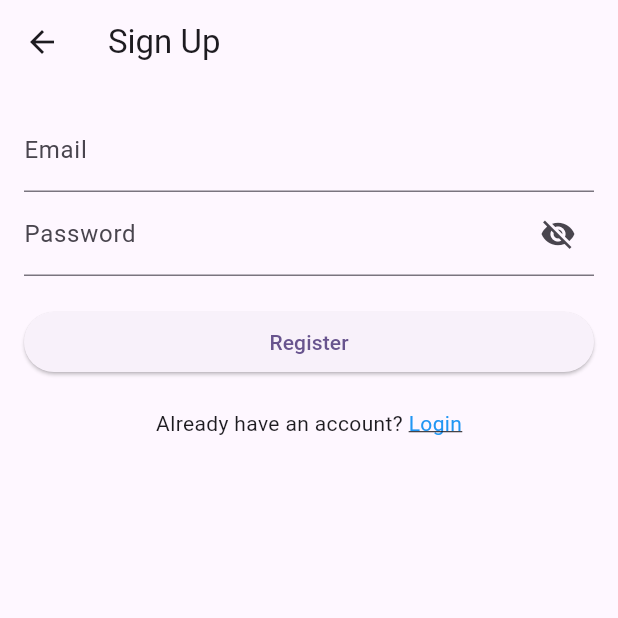
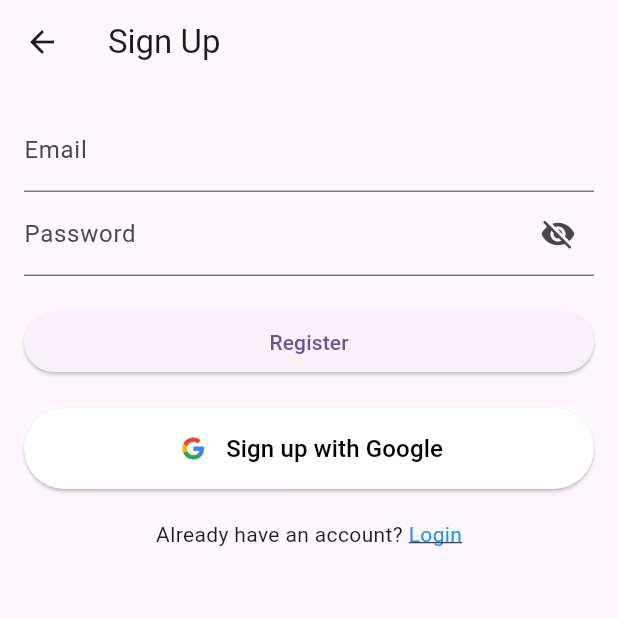
Before and after one commit to nellymururi/neurocare, a Flutter app: the SignUpPage screen opened by its route, on a phone screen of 412 x 824 dp, the top half of it. Run offline on Flutter 3.47's test engine with Material 3 defaults, Android fonts, the light colour scheme and no system bars; our stand-ins replace firebase_auth, firebase_core, google_sign_in; accounts and stored records are empty.

Commit message:
Sign Up with Google Update

```diff
--- a/mobileapp/neurocare/lib/auth_service.dart
+++ b/mobileapp/neurocare/lib/auth_service.dart
@@ -4,11 +4,13 @@ import 'package:google_sign_in/google_sign_in.dart';
 
 class AuthService {
   final FirebaseAuth _auth = FirebaseAuth.instance;
-  //final _authService = AuthService();
   final GoogleSignIn _googleSignIn = GoogleSignIn();
 
   Future<User?> signInWithGoogle() async {
     try {
+      // Force sign out before starting a new sign-in to prompt account selection
+      await _googleSignIn.signOut();
+
       final GoogleSignInAccount? googleUser = await _googleSignIn.signIn();
 
       if (googleUser == null) {
--- a/mobileapp/neurocare/lib/login_page.dart
+++ b/mobileapp/neurocare/lib/login_page.dart
@@ -91,7 +91,7 @@ class _LoginPageState extends State<LoginPage> {
   Future<void> _handleGoogleSignIn() async {
     final user = await _authService.signInWithGoogle();
     if (user != null) {
-      // Navigate to home page or desired page after successful sign-in
+      _showMessage("Google sign-up successful!", Colors.green);
       Navigator.pushReplacementNamed(context, '/home');
     } else {
       _showMessage(
--- a/mobileapp/neurocare/lib/main.dart
+++ b/mobileapp/neurocare/lib/main.dart
@@ -30,7 +30,7 @@ class MyApp extends StatelessWidget {
         '/login': (context) => const LoginPage(),
         '/signup': (context) => const SignUpPage(),
         '/home': (context) => const Home(),
-        '/forgot-password': (context) => ForgotPasswordScreen(),
+        '/forgot-password': (context) => const ForgotPasswordScreen(),
       },
     );
   }
--- a/mobileapp/neurocare/lib/signup_page.dart
+++ b/mobileapp/neurocare/lib/signup_page.dart
@@ -1,5 +1,6 @@
 import 'package:flutter/material.dart';
 import 'package:firebase_auth/firebase_auth.dart';
+import 'auth_service.dart';
 
 class SignUpPage extends StatefulWidget {
   const SignUpPage({super.key});
@@ -13,7 +14,7 @@ class _SignUpScreenState extends State<SignUpPage> {
   final _emailController = TextEditingController();
   final _passwordController = TextEditingController();
   bool _isPasswordVisible = false;
-
+  final AuthService _authService = AuthService();
   void _togglePasswordVisibility() {
     setState(() {
       _isPasswordVisible = !_isPasswordVisible;
@@ -76,6 +77,22 @@ class _SignUpScreenState extends State<SignUpPage> {
     }
   }
 
+  Future<void> _signUpWithGoogle() async {
+    try {
+      User? user = await _authService.signInWithGoogle();
+      if (user != null) {
+        _showMessage("Google sign-up successful!", Colors.green);
+        Navigator.pushReplacementNamed(context, '/home');
+      } else {
+        _showMessage(
+            "Google sign-up failed. Please try again.", Colors.red.shade400);
+      }
+    } catch (e) {
+      _showMessage(
+          "Google sign-up error: ${e.toString()}", Colors.red.shade400);
+    }
+  }
+
   @override
   Widget build(BuildContext context) {
     return Scaffold(
@@ -111,6 +128,35 @@ class _SignUpScreenState extends State<SignUpPage> {
               child: const Text("Register"),
             ),
             const SizedBox(height: 20),
+            ElevatedButton(
+              onPressed: _signUpWithGoogle,
+              style: ElevatedButton.styleFrom(
+                backgroundColor: Colors.white,
+                foregroundColor: Colors.black,
+                padding: const EdgeInsets.symmetric(vertical: 15),
+              ),
+              child: Row(
+                mainAxisSize: MainAxisSize
+                    .min, // Ensures the button size fits the content
+                children: [
+                  Image.asset(
+                    'assets/google_icon.png', // Make sure this file exists in assets
+                    height: 24,
+                    width: 24, // You can adjust the width if needed
+                  ),
+                  const SizedBox(
+                      width: 10), // Add space between the icon and text
+                  const Text(
+                    "Sign up with Google",
+                    style: TextStyle(
+                      fontSize: 16,
+                      fontWeight: FontWeight.w500,
+                    ),
+                  ),
+                ],
+              ),
+            ),
+            const SizedBox(height: 20),
             Center(
               child: Row(
                 mainAxisAlignment: MainAxisAlignment.center,
```
